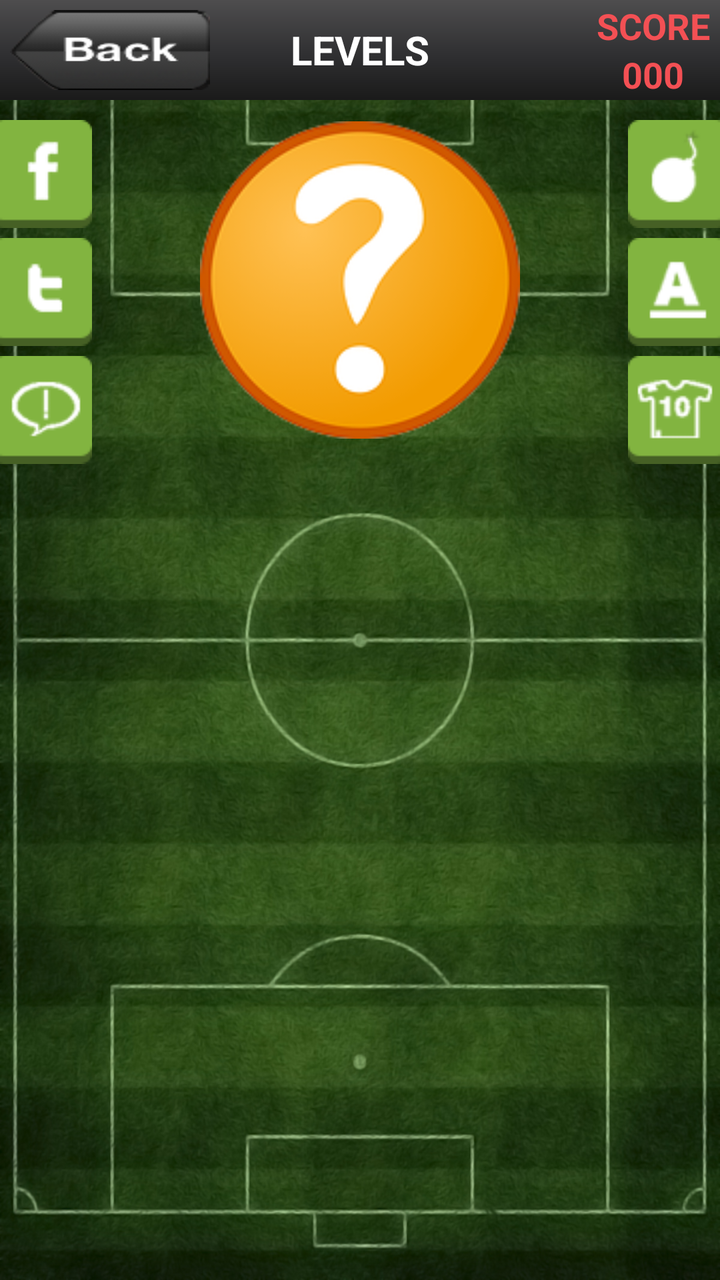
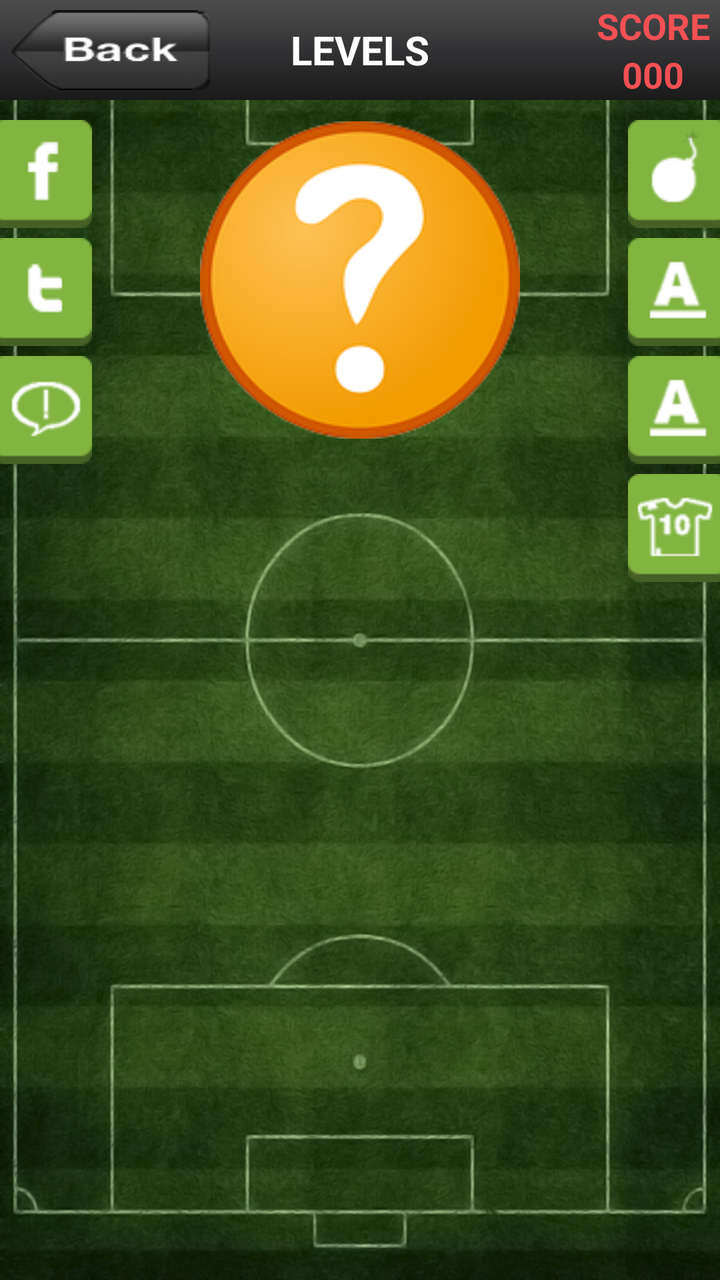

Screens rendered from an Android XML layout before and after an edit, with the pre-edit source and the edit as a unified diff.
<!-- AndroidManifest.xml: application theme Theme.Football2 -->
<!-- res/layout/activity_quiz.xml -->
<?xml version="1.0" encoding="utf-8"?>
<layout xmlns:android="http://schemas.android.com/apk/res/android"
    xmlns:ads="http://schemas.android.com/apk/res-auto">

    <RelativeLayout
        android:id="@+id/root"
        android:layout_width="match_parent"
        android:layout_height="match_parent"
        android:background="@drawable/field"
        android:padding="0dp">

        
        <include
            android:id="@+id/titleBar"
            layout="@layout/title_bar" />

        
        <LinearLayout
            android:id="@+id/rightHints"
            android:layout_width="wrap_content"
            android:layout_height="wrap_content"
            android:layout_below="@+id/titleBar"
            android:layout_alignParentEnd="true"
            android:layout_alignParentRight="true"
            android:layout_marginTop="10dp"
            android:orientation="vertical"
            android:visibility="visible">

            <ImageButton
                android:id="@+id/hide"
                android:layout_width="wrap_content"
                android:layout_height="wrap_content"
                android:layout_marginBottom="5dp"
                android:background="@drawable/hint_clicked"
                android:scaleType="fitXY"
                android:src="@drawable/hide_hint" />

            <ImageButton
                android:id="@+id/letter"
                android:layout_width="wrap_content"
                android:layout_height="wrap_content"
                android:layout_marginBottom="5dp"
                android:background="@drawable/hint_clicked"
                android:scaleType="fitXY"
                android:src="@drawable/letter_hint" />

            <ImageButton
                android:id="@+id/player"
                android:layout_width="wrap_content"
                android:layout_height="wrap_content"
                android:background="@drawable/hint_clicked"
                android:scaleType="fitXY"
                android:src="@drawable/player_hint" />
        </LinearLayout>

        
        <LinearLayout
            android:id="@+id/leftHints"
            android:layout_width="wrap_content"
            android:layout_height="wrap_content"
            android:layout_below="@+id/titleBar"
            android:layout_alignParentStart="true"
            android:layout_alignParentLeft="true"
            android:layout_marginTop="10dp"
            android:orientation="vertical"
            android:visibility="visible">

            <ImageButton
                android:id="@+id/facebook"
                android:layout_width="wrap_content"
                android:layout_height="wrap_content"
                android:layout_marginBottom="5dp"
                android:background="@drawable/hint_clicked"
                android:scaleType="fitXY"
                android:src="@drawable/facebook_hint" />

            <ImageButton
                android:id="@+id/twitter"
                android:layout_width="wrap_content"
                android:layout_height="wrap_content"
                android:layout_marginBottom="5dp"
                android:background="@drawable/hint_clicked"
                android:scaleType="fitXY"
                android:src="@drawable/twitter_hint" />

            <ImageButton
                android:id="@+id/info"
                android:layout_width="wrap_content"
                android:layout_height="wrap_content"
                android:background="@drawable/hint_clicked"
                android:scaleType="fitXY"
                android:src="@drawable/info_hint" />
        </LinearLayout>

        
        <ImageView
            android:id="@+id/logo"
            android:layout_width="160dp"
            android:layout_height="160dp"
            android:layout_below="@+id/titleBar"
            android:layout_centerHorizontal="true"
            android:layout_marginTop="10dp"
            android:scaleType="fitCenter"
            android:src="@drawable/no_image" />

        <ImageView
            android:id="@+id/whistle"
            android:layout_width="120dp"
            android:layout_height="120dp"
            android:layout_centerInParent="true"
            android:src="@drawable/whistle"
            android:visibility="gone" />

        
        <LinearLayout
            android:id="@+id/spacesGrid1"
            android:layout_width="wrap_content"
            android:layout_height="wrap_content"
            android:layout_below="@+id/logo"
            android:layout_centerHorizontal="true"
            android:layout_marginTop="15dp"
            android:gravity="center"
            android:orientation="horizontal" />

        <LinearLayout
            android:id="@+id/spacesGrid2"
            android:layout_width="wrap_content"
            android:layout_height="wrap_content"
            android:layout_below="@+id/spacesGrid1"
            android:layout_centerHorizontal="true"
            android:layout_marginTop="5dp"
            android:gravity="center"
            android:orientation="horizontal" />

        <LinearLayout
            android:id="@+id/spacesGrid3"
            android:layout_width="wrap_content"
            android:layout_height="wrap_content"
            android:layout_below="@+id/spacesGrid2"
            android:layout_centerHorizontal="true"
            android:gravity="center"
            android:orientation="horizontal" />

        <LinearLayout
            android:id="@+id/spacesGrid4"
            android:layout_width="wrap_content"
            android:layout_height="wrap_content"
            android:layout_below="@+id/spacesGrid3"
            android:layout_centerHorizontal="true"
            android:gravity="center"
            android:orientation="horizontal" />

        
        <TextView
            android:id="@+id/wrong"
            android:layout_width="match_parent"
            android:layout_height="wrap_content"
            android:layout_centerInParent="true"
            android:background="#FF0000"
            android:gravity="center"
            android:padding="15dp"
            android:text="Wrong Answer!"
            android:textAppearance="?android:attr/textAppearanceLarge"
            android:textColor="#FFFFFF"
            android:textSize="30sp"
            android:textStyle="bold"
            android:visibility="gone" />

        
        <RelativeLayout
            android:id="@+id/completedLayout"
            android:layout_width="match_parent"
            android:layout_height="wrap_content"
            android:layout_below="@+id/logo"
            android:layout_centerHorizontal="true"
            android:layout_marginTop="10dp"
            android:visibility="gone">

            <TextView
                android:id="@+id/loName"
                android:layout_width="wrap_content"
                android:layout_height="wrap_content"
                android:layout_centerHorizontal="true"
                android:text="LOGO NAME"
                android:textAppearance="?android:attr/textAppearanceLarge"
                android:textColor="#FFF"
                android:textSize="28sp"
                android:textStyle="bold" />

            <ImageButton
                android:id="@+id/wikipedia"
                android:layout_width="40dp"
                android:layout_height="40dp"
                android:layout_below="@+id/loName"
                android:layout_centerHorizontal="true"
                android:layout_marginTop="5dp"
                android:background="@drawable/button_wikipedia"
                android:scaleType="fitXY" />

            <RelativeLayout
                android:layout_width="match_parent"
                android:layout_height="wrap_content"
                android:layout_below="@+id/wikipedia"
                android:layout_marginTop="15dp"
                android:background="@drawable/gradient_completed"
                android:padding="10dp">

                <LinearLayout
                    android:id="@+id/nextLogoButton"
                    android:layout_width="wrap_content"
                    android:layout_height="wrap_content"
                    android:layout_alignParentEnd="true"
                    android:layout_alignParentRight="true"
                    android:layout_centerVertical="true"
                    android:background="@drawable/prev_next_background"
                    android:gravity="center"
                    android:orientation="horizontal"
                    android:paddingLeft="10dp"
                    android:paddingTop="5dp"
                    android:paddingRight="10dp"
                    android:paddingBottom="5dp">

                    <ImageView
                        android:id="@+id/nextLogo"
                        android:layout_width="30dp"
                        android:layout_height="30dp"
                        android:scaleType="fitXY" />

                    <ImageView
                        android:id="@+id/prevArrow"
                        android:layout_width="20dp"
                        android:layout_height="20dp"
                        android:scaleType="fitXY"
                        android:src="@drawable/prev_arrow" />
                </LinearLayout>

                <LinearLayout
                    android:id="@+id/medalPoints"
                    android:layout_width="wrap_content"
                    android:layout_height="wrap_content"
                    android:layout_centerInParent="true"
                    android:gravity="center"
                    android:orientation="vertical">

                    <ImageView
                        android:id="@+id/medal"
                        android:layout_width="50dp"
                        android:layout_height="50dp"
                        android:src="@drawable/gold_medal" />

                    <TextView
                        android:id="@+id/pointsRate"
                        android:layout_width="wrap_content"
                        android:layout_height="wrap_content"
                        android:text="VERY GOOD!"
                        android:textColor="#FFF"
                        android:textSize="22sp"
                        android:textStyle="bold" />

                    <TextView
                        android:id="@+id/points"
                        android:layout_width="wrap_content"
                        android:layout_height="wrap_content"
                        android:text="100 Pt"
                        android:textColor="#ffff7f"
                        android:textSize="16sp"
                        android:textStyle="bold" />
                </LinearLayout>

                <LinearLayout
                    android:id="@+id/prevLogoButton"
                    android:layout_width="wrap_content"
                    android:layout_height="wrap_content"
                    android:layout_alignParentStart="true"
                    android:layout_alignParentLeft="true"
                    android:layout_centerVertical="true"
                    android:background="@drawable/prev_next_background"
                    android:gravity="center"
                    android:orientation="horizontal"
                    android:paddingLeft="10dp"
                    android:paddingTop="5dp"
                    android:paddingRight="10dp"
                    android:paddingBottom="5dp">

                    <ImageView
                        android:id="@+id/nextArrow"
                        android:layout_width="20dp"
                        android:layout_height="20dp"
                        android:scaleType="fitXY"
                        android:src="@drawable/next_arrow" />

                    <ImageView
                        android:id="@+id/prevLogo"
                        android:layout_width="30dp"
                        android:layout_height="30dp"
                        android:scaleType="fitXY" />
                </LinearLayout>
            </RelativeLayout>
        </RelativeLayout>

        
        <GridView
            android:id="@+id/ballsGrid"
            android:layout_width="wrap_content"
            android:layout_height="wrap_content"
            android:layout_alignParentBottom="true"
            android:layout_centerHorizontal="true"
            android:layout_marginLeft="10dp"
            android:layout_marginRight="10dp"
            android:layout_marginBottom="12dp"
            android:columnWidth="32dp"
            android:gravity="center"
            android:horizontalSpacing="5dp"
            android:listSelector="@drawable/letter_grid_selector"
            android:numColumns="9"
            android:stretchMode="columnWidth"
            android:verticalSpacing="10dp" />

        

        
        <LinearLayout
            android:id="@+id/player_popup"
            android:layout_width="wrap_content"
            android:layout_height="wrap_content"
            android:layout_centerInParent="true"
            android:background="@drawable/hint_background"
            android:elevation="30dp"
            android:translationZ="30dp"
            android:gravity="center"
            android:orientation="vertical"
            android:padding="20dp"
            android:visibility="gone">

            <ImageView
                android:id="@+id/playerImg"
                android:layout_width="wrap_content"
                android:layout_height="wrap_content"
                android:src="@drawable/player_hint_img" />

            <TextView
                android:id="@+id/playerName"
                android:layout_width="wrap_content"
                android:layout_height="wrap_content"
                android:fontFamily="verdana"
                android:text="Lionel Messi"
                android:textAppearance="?android:attr/textAppearanceLarge"
                android:textColor="#FFF"
                android:textSize="25sp"
                android:textStyle="bold"
                android:typeface="sans" />

            <Button
                android:id="@+id/okPlayer"
                android:layout_width="wrap_content"
                android:layout_height="wrap_content"
                android:layout_marginTop="10dp"
                android:background="@drawable/button_ok"
                android:text="OK!"
                android:textColor="#FFF"
                android:textStyle="bold" />
        </LinearLayout>

        
        <LinearLayout
            android:id="@+id/info_popup"
            android:layout_width="match_parent"
            android:layout_height="wrap_content"
            android:layout_centerInParent="true"
            android:layout_marginLeft="20dp"
            android:layout_marginRight="20dp"
            android:background="@drawable/hint_background"
            android:elevation="30dp"
            android:translationZ="30dp"
            android:gravity="center"
            android:orientation="vertical"
            android:padding="15dp"
            android:visibility="gone">

            <ImageView
                android:id="@+id/infoImg"
                android:layout_width="50dp"
                android:layout_height="50dp"
                android:src="@drawable/info_hint_img" />

            <TextView
                android:id="@+id/infoText"
                android:layout_width="wrap_content"
                android:layout_height="wrap_content"
                android:gravity="center"
                android:padding="10dp"
                android:text="Founded in 1910"
                android:textAppearance="?android:attr/textAppearanceLarge"
                android:textColor="#FFF"
                android:textSize="16sp" />

            <Button
                android:id="@+id/okInfo"
                android:layout_width="wrap_content"
                android:layout_height="wrap_content"
                android:layout_marginTop="10dp"
                android:background="@drawable/button_ok"
                android:text="OK!"
                android:textColor="#FFF"
                android:textStyle="bold" />
        </LinearLayout>

    </RelativeLayout>
</layout>
<!-- res/layout/title_bar.xml (included above) -->
<?xml version="1.0" encoding="utf-8"?>
<RelativeLayout xmlns:android="http://schemas.android.com/apk/res/android"
    android:id="@+id/titleBar"
    android:layout_width="match_parent"
    android:layout_height="50dp"
    android:layout_alignParentTop="true"
    android:background="@drawable/title_bar"
    android:orientation="horizontal" >

    <ImageButton
        android:id="@+id/back"
        android:layout_width="wrap_content"
        android:layout_height="wrap_content"
        android:layout_centerVertical="true"
        android:layout_alignParentLeft="true"
        android:layout_gravity="left"
        android:layout_margin="5dip"
        android:background="@drawable/button_back" />

    <TextView
        android:id="@+id/title"
        android:layout_width="wrap_content"
        android:layout_height="wrap_content"
        android:layout_centerHorizontal="true"
        android:layout_centerVertical="true"
        android:text="LEVELS"
        android:textAppearance="?android:attr/textAppearanceLarge"
        android:textColor="#FFF"
        android:textSize="20sp"
        android:textStyle="bold" />

    <LinearLayout
        android:layout_width="wrap_content"
        android:layout_height="wrap_content"
        android:layout_alignParentRight="true"
        android:layout_centerVertical="true"
        android:layout_marginRight="5dp"
        android:gravity="center"
        android:orientation="vertical" >

        <TextView
            android:id="@+id/scoreTitle"
            android:layout_width="wrap_content"
            android:layout_height="wrap_content"
            android:shadowColor="#f35054"         
            android:text="SCORE"
            android:textAppearance="?android:attr/textAppearanceMedium"
            android:textSize="18sp"
            android:textColor="#f35054"
            android:textStyle="bold" />

        <TextView
            android:id="@+id/scoreValue"
            android:layout_width="wrap_content"
            android:layout_height="wrap_content"
            android:text="000"
            android:textAppearance="?android:attr/textAppearanceMedium"
            android:textColor="#f35054"
            android:textSize="18sp"
            android:textStyle="bold" />
    </LinearLayout>

</RelativeLayout>
<!-- resources referenced by this layout -->
<resources>
  <!-- drawable button_back (drawable) -->
  <?xml version="1.0" encoding="utf-8"?>
  <selector xmlns:android="http://schemas.android.com/apk/res/android">
  
      <item android:drawable="@drawable/back_pressed" android:state_pressed="true"/>
      <item android:drawable="@drawable/back" android:state_pressed="false"/>
  
  </selector>
  <!-- drawable button_wikipedia (drawable) -->
  <?xml version="1.0" encoding="utf-8"?>
  <selector xmlns:android="http://schemas.android.com/apk/res/android">
  
      <item android:drawable="@drawable/wikipedia_pressed" android:state_pressed="true"/>
      <item android:drawable="@drawable/wikipedia" android:state_pressed="false"/>
  
  </selector>
  <!-- drawable gradient_completed (drawable) -->
  <?xml version="1.0" encoding="utf-8"?>
  <shape xmlns:android="http://schemas.android.com/apk/res/android"
      android:shape="rectangle" >
  
      <gradient
          android:angle="270"
          android:centerColor="#007f00"
          android:endColor="#006600"
          android:startColor="#009900" />
  
  </shape>
  <!-- drawable hide_hint (drawable) -->
  <?xml version="1.0" encoding="utf-8"?>
  <selector xmlns:android="http://schemas.android.com/apk/res/android">
  
      <item android:drawable="@drawable/hide_h_btn" android:state_pressed="false" android:state_selected="false"/>
      <item android:drawable="@drawable/hide_h_pre_btn" android:state_pressed="true"/>
      <item android:drawable="@drawable/hide_h_pre_btn" android:state_selected="true"/>
  
  </selector>
  <!-- drawable hint_background (drawable) -->
  <?xml version="1.0" encoding="utf-8"?>
  <shape xmlns:android="http://schemas.android.com/apk/res/android">
  
      <solid android:color="#95000000"/>
  
      <stroke
          android:width="2dp"
          android:color="#000000"/>
  
      <padding
          android:bottom="10dp"
          android:left="10dp"
          android:right="10dp"
          android:top="10dp"/>
  
  </shape>
  <!-- drawable hint_clicked (drawable) -->
  <?xml version="1.0" encoding="utf-8"?>
  <selector xmlns:android="http://schemas.android.com/apk/res/android">
      
      <item android:state_pressed="false" android:state_selected="false"><shape>
              <solid android:color="@android:color/transparent" />
              
          </shape></item>
  
  </selector>
  <!-- drawable info_hint (drawable) -->
  <?xml version="1.0" encoding="utf-8"?>
  <selector xmlns:android="http://schemas.android.com/apk/res/android">
  
      <item android:drawable="@drawable/info_h_btn" android:state_pressed="false" android:state_selected="false"/>
      <item android:drawable="@drawable/info_h_pre_btn" android:state_pressed="true"/>
      <item android:drawable="@drawable/info_h_pre_btn" android:state_selected="true"/>
  
  </selector>
  <!-- drawable letter_grid_selector (drawable) -->
  <?xml version="1.0" encoding="utf-8"?>
  <selector xmlns:android="http://schemas.android.com/apk/res/android">
  
  
  
  
  
  </selector>
  <!-- drawable player_hint (drawable) -->
  <?xml version="1.0" encoding="utf-8"?>
  <selector xmlns:android="http://schemas.android.com/apk/res/android">
  
      <item android:drawable="@drawable/player_h_btn" android:state_pressed="false" android:state_selected="false"/>
      <item android:drawable="@drawable/player_h_pre_btn" android:state_pressed="true"/>
      <item android:drawable="@drawable/player_h_pre_btn" android:state_selected="true"/>
  
  </selector>
  <!-- drawable title_bar (drawable) -->
  <?xml version="1.0" encoding="utf-8"?>
  <shape xmlns:android="http://schemas.android.com/apk/res/android"
      android:shape="rectangle" >
  
      <gradient
          android:angle="270"
          android:centerColor="#323234"
          android:endColor="#1a1a1a"
          android:startColor="#4e4d4e" />
  
  </shape>
  <style name="Theme.Football2" parent="Base.Theme.Football2" />
  <style name="Base.Theme.Football2" parent="Theme.Material3.DayNight.NoActionBar">
          
          
      </style>
  <!-- unchanged entries left out for length: 29 -->
</resources>

<!-- the commit's change to res/layout/activity_quiz.xml (unified diff, before → after) -->
@@ -37,6 +37,15 @@
 
             <ImageButton
                 android:id="@+id/letter"
+                android:layout_width="wrap_content"
+                android:layout_height="wrap_content"
+                android:layout_marginBottom="5dp"
+                android:background="@drawable/hint_clicked"
+                android:scaleType="fitXY"
+                android:src="@drawable/letter_hint" />
+
+            <ImageButton
+                android:id="@+id/letter2"
                 android:layout_width="wrap_content"
                 android:layout_height="wrap_content"
                 android:layout_marginBottom="5dp"
